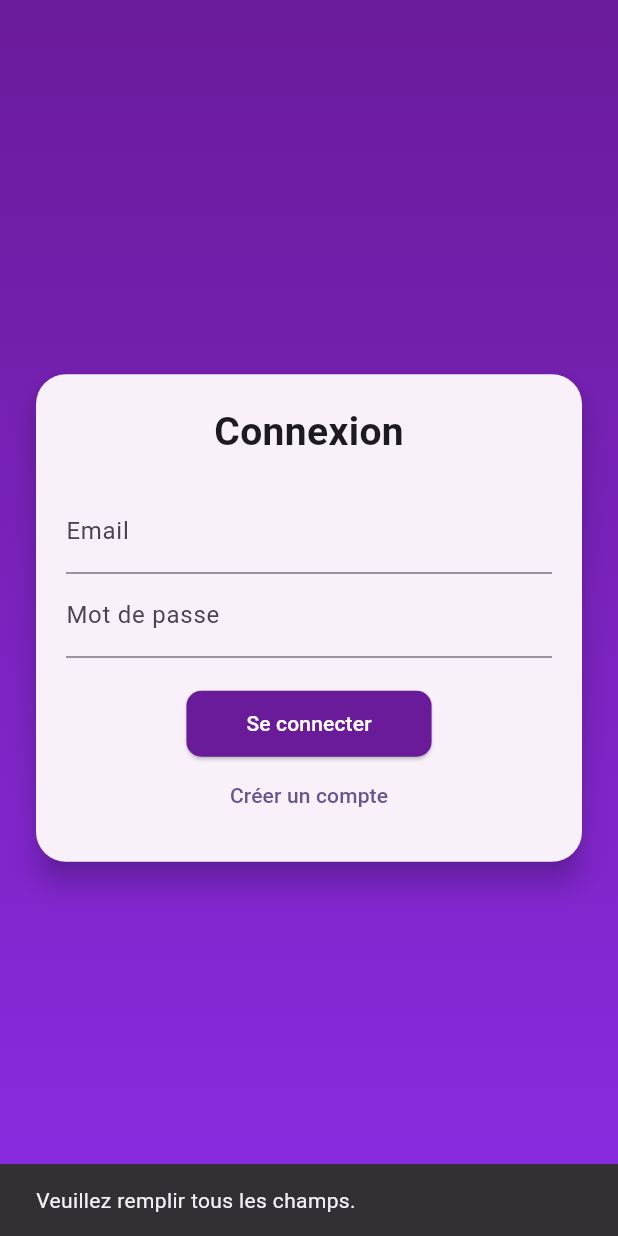
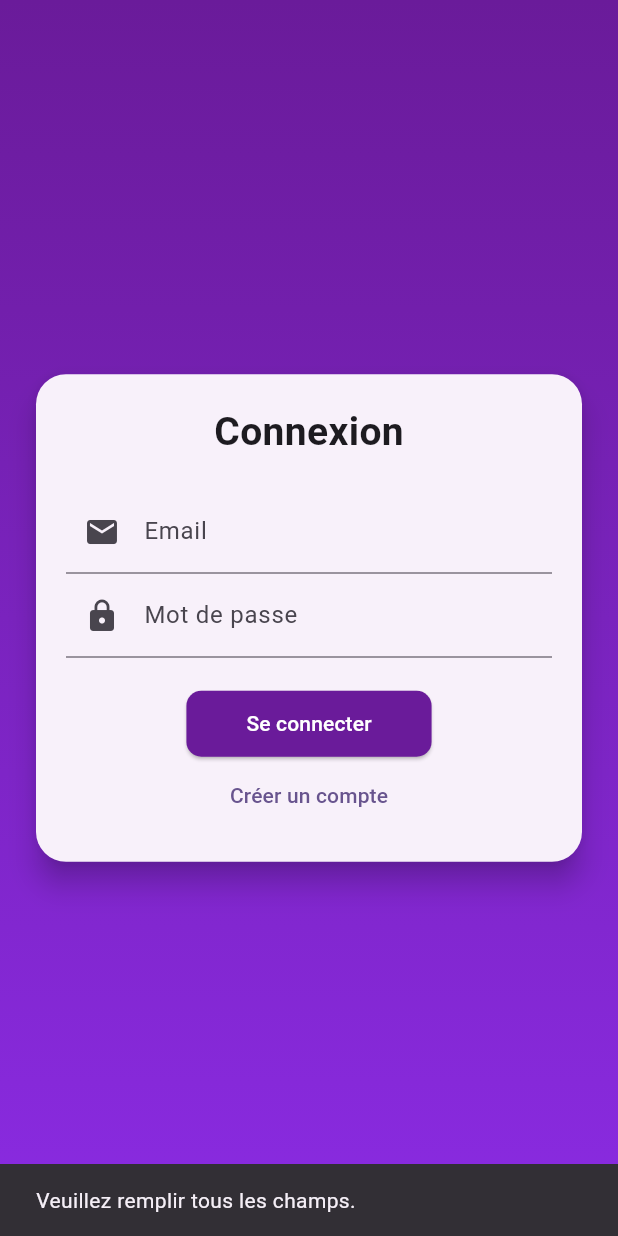
Before and after one commit to Soumayabenkaabar/travel_agency_app, a Flutter app: the LoginScreen screen opened directly, after a tap on "Se connecter", on a phone screen of 412 x 824 dp. Run offline on Flutter 3.47's test engine with Material 3 defaults, Android fonts, the phone set to English and light mode, and no system bars; our stand-ins replace carousel_slider, cloud_firestore, file_picker, firebase_auth, firebase_core, firebase_storage and 1 more; accounts and stored records are empty.

Commit message:
Initial commit

```diff
--- a/lib/screens/auth/login_screen.dart
+++ b/lib/screens/auth/login_screen.dart
@@ -1,5 +1,7 @@
 import 'package:firebase_auth/firebase_auth.dart';
 import 'package:flutter/material.dart';
+import 'package:travel_agency_app/screens/admin/admin_dashboard_screen.dart';
+import 'package:travel_agency_app/screens/offers_screen.dart';
 
 import 'register_screen.dart';
 
@@ -23,15 +25,32 @@ class _LoginScreenState extends State<LoginScreen> {
     return;
   }
 
+  final email = emailController.text.trim();
+  final pass = passwordController.text.trim();
+
+  // ✅ 1) Bypass : si admin → aller direct au dashboard
+  if (email == "admin@gmail.com" && pass == "admin1234") {
+    Navigator.pushReplacement(
+      context,
+      MaterialPageRoute(builder: (context) => const AdminDashboardScreen()),
+    );
+    return;
+  }
+
   try {
     setState(() => loading = true);
 
+    // ✅ 2) Clients → Firebase login
     await FirebaseAuth.instance.signInWithEmailAndPassword(
-        email: emailController.text.trim(),
-        password: passwordController.text.trim(),
+      email: email,
+      password: pass,
     );
 
-      Navigator.pop(context); // Revenir vers OffersScreen
+    Navigator.pushReplacement(
+      context,
+      MaterialPageRoute(builder: (context) => const OffersScreen()),
+    );
+
   } on FirebaseAuthException catch (e) {
     String message = "Erreur : Identifiants incorrects.";
 
@@ -80,11 +99,18 @@ class _LoginScreenState extends State<LoginScreen> {
 
                     TextField(
                       controller: emailController,
-                      decoration: const InputDecoration(labelText: "Email"),
+                      decoration: const InputDecoration(
+                        labelText: "Email",
+                        prefixIcon: Icon(Icons.email),
                       ),
+                    ),
+
                     TextField(
                       controller: passwordController,
-                      decoration: const InputDecoration(labelText: "Mot de passe"),
+                      decoration: const InputDecoration(
+                        labelText: "Mot de passe",
+                        prefixIcon: Icon(Icons.lock),
+                      ),
                       obscureText: true,
                     ),
 
@@ -95,13 +121,17 @@ class _LoginScreenState extends State<LoginScreen> {
                         : ElevatedButton(
                             style: ElevatedButton.styleFrom(
                               backgroundColor: const Color(0xFF6A1B9A),
-                              padding: const EdgeInsets.symmetric(vertical: 12, horizontal: 40),
+                              padding: const EdgeInsets.symmetric(
+                                  vertical: 12, horizontal: 40),
                               shape: RoundedRectangleBorder(
                                 borderRadius: BorderRadius.circular(10),
                               ),
                             ),
                             onPressed: login,
-                            child: const Text("Se connecter", style: TextStyle(color: Colors.white)),
+                            child: const Text(
+                              "Se connecter",
+                              style: TextStyle(color: Colors.white),
+                            ),
                           ),
 
                     TextButton(
```
Also changed, not shown: lib/screens/offer_details_screen.dart (+44 -60 lines), lib/screens/offers_screen.dart (+17 -4 lines), lib/widgets/app_drawer.dart (+0 -34 lines). Lines whose indentation alone changed are shown as unchanged.
